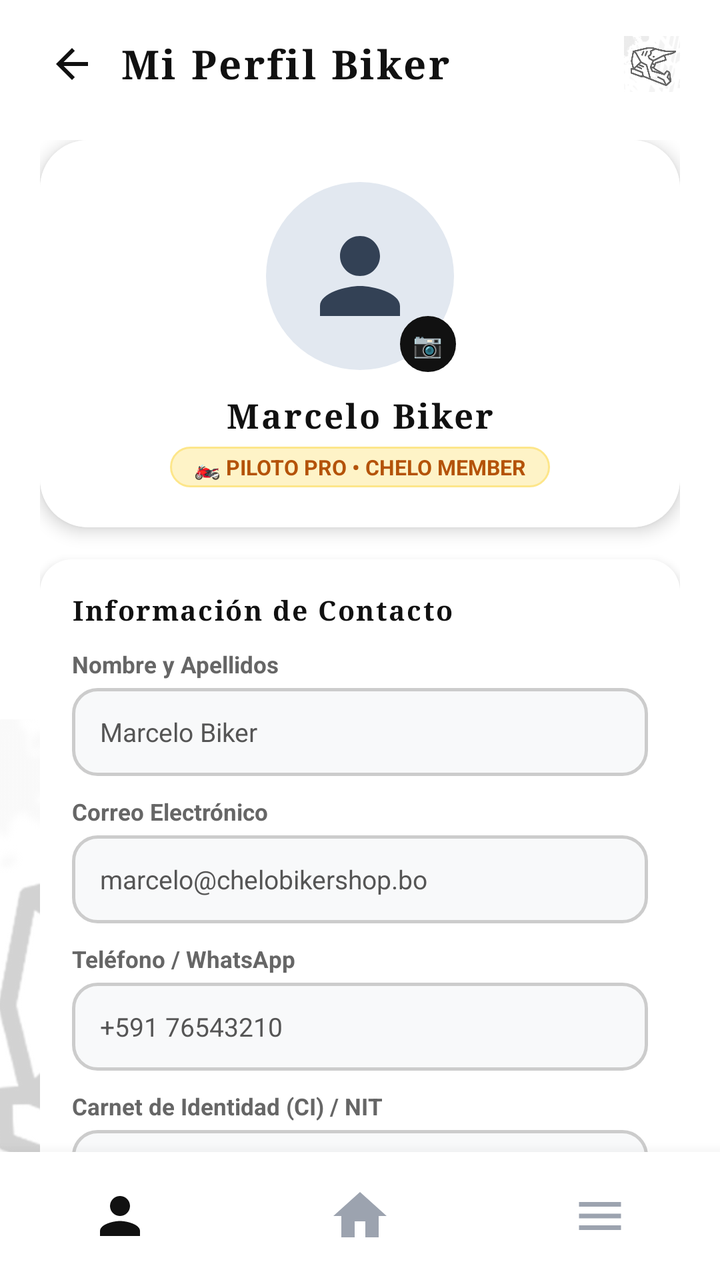
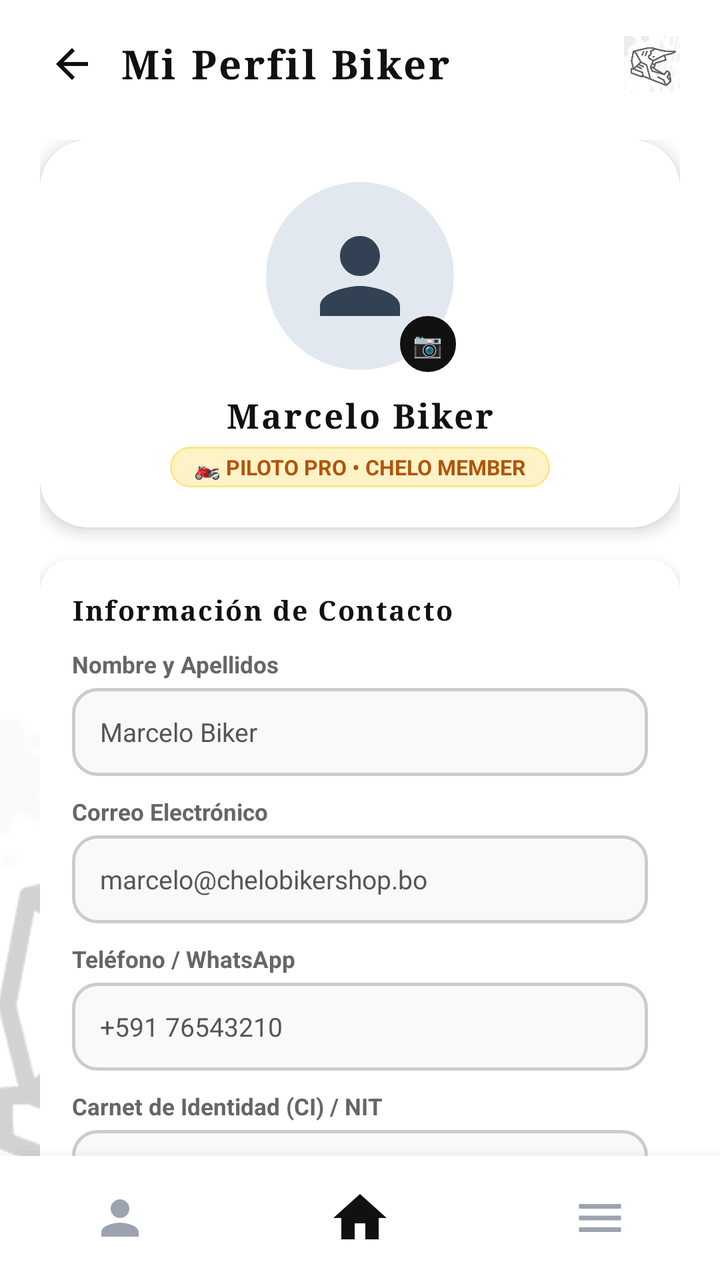

The first picture is an Android layout as it rendered before a commit; the second is the same layout after the commit. The layout source and the unified diff follow.
<!-- AndroidManifest.xml: application theme Theme.MiAPPBiker -->
<!-- res/layout/activity_profile.xml -->
<?xml version="1.0" encoding="utf-8"?>
<FrameLayout xmlns:android="http://schemas.android.com/apk/res/android"
    xmlns:app="http://schemas.android.com/apk/res-auto"
    xmlns:tools="http://schemas.android.com/tools"
    android:id="@+id/profile_root"
    android:layout_width="match_parent"
    android:layout_height="match_parent"
    android:background="@color/white">

    
    <ImageView
        android:id="@+id/iv_profile_watermark"
        style="@style/MarcaAguaCasco"
        android:layout_gravity="bottom|start"
        android:layout_marginStart="-40dp"
        android:layout_marginBottom="-40dp" />

    <androidx.constraintlayout.widget.ConstraintLayout
        android:layout_width="match_parent"
        android:layout_height="match_parent">

        
        <LinearLayout
            android:id="@+id/ll_profile_header"
            android:layout_width="0dp"
            android:layout_height="wrap_content"
            android:gravity="center_vertical"
            android:orientation="horizontal"
            android:paddingHorizontal="20dp"
            android:paddingTop="16dp"
            android:paddingBottom="12dp"
            app:layout_constraintEnd_toEndOf="parent"
            app:layout_constraintStart_toStartOf="parent"
            app:layout_constraintTop_toTopOf="parent">

            <ImageView
                android:id="@+id/btn_profile_back"
                style="@style/BotonIconoNav"
                android:layout_width="32dp"
                android:layout_height="32dp"
                android:padding="4dp"
                android:src="@drawable/ic_arrow_back"
                app:tint="@color/biker_black"
                android:contentDescription="Regresar" />

            <TextView
                style="@style/TextoTituloVintage"
                android:layout_width="0dp"
                android:layout_height="wrap_content"
                android:layout_marginStart="8dp"
                android:layout_weight="1"
                android:text="Mi Perfil Biker" />

            <ImageView
                android:layout_width="28dp"
                android:layout_height="28dp"
                android:alpha="0.6"
                android:src="@drawable/ic_helmet_logo"
                android:contentDescription="Logo" />
        </LinearLayout>

        
        <ScrollView
            android:id="@+id/sv_profile_content"
            android:layout_width="0dp"
            android:layout_height="0dp"
            android:fillViewport="true"
            android:scrollbars="none"
            app:layout_constraintBottom_toTopOf="@+id/ll_bottom_nav"
            app:layout_constraintEnd_toEndOf="parent"
            app:layout_constraintStart_toStartOf="parent"
            app:layout_constraintTop_toBottomOf="@+id/ll_profile_header">

            <LinearLayout
                android:layout_width="match_parent"
                android:layout_height="wrap_content"
                android:orientation="vertical"
                android:paddingHorizontal="20dp"
                android:paddingTop="10dp"
                android:paddingBottom="30dp">

                
                <androidx.cardview.widget.CardView
                    style="@style/TarjetaElevada"
                    android:layout_width="match_parent"
                    android:layout_height="wrap_content"
                    android:layout_marginBottom="16dp">

                    <LinearLayout
                        android:layout_width="match_parent"
                        android:layout_height="wrap_content"
                        android:background="@color/white"
                        android:gravity="center_horizontal"
                        android:orientation="vertical"
                        android:padding="20dp">

                        <FrameLayout
                            android:layout_width="96dp"
                            android:layout_height="96dp">

                            <View
                                android:layout_width="match_parent"
                                android:layout_height="match_parent"
                                android:background="@drawable/bg_circle_color_black"
                                android:backgroundTint="#E2E8F0" />

                            <ImageView
                                android:id="@+id/iv_avatar"
                                android:layout_width="60dp"
                                android:layout_height="60dp"
                                android:layout_gravity="center"
                                android:src="@drawable/ic_person"
                                app:tint="#334155"
                                android:contentDescription="Avatar" />

                            
                            <FrameLayout
                                android:id="@+id/btn_change_avatar"
                                android:layout_width="28dp"
                                android:layout_height="28dp"
                                android:layout_gravity="bottom|end"
                                android:background="@drawable/bg_badge_circle"
                                android:backgroundTint="@color/biker_black"
                                android:clickable="true"
                                android:focusable="true">

                                <TextView
                                    android:layout_width="wrap_content"
                                    android:layout_height="wrap_content"
                                    android:layout_gravity="center"
                                    android:text="📷"
                                    android:textSize="12sp" />
                            </FrameLayout>
                        </FrameLayout>

                        <TextView
                            android:id="@+id/tv_display_name"
                            style="@style/TextoTituloVintage"
                            android:layout_width="wrap_content"
                            android:layout_height="wrap_content"
                            android:layout_marginTop="10dp"
                            android:text="Marcelo Biker"
                            android:textSize="17sp" />

                        <TextView
                            android:id="@+id/tv_display_badge"
                            android:layout_width="wrap_content"
                            android:layout_height="wrap_content"
                            android:layout_marginTop="4dp"
                            android:background="@drawable/bg_price_pill_amber"
                            android:paddingHorizontal="12dp"
                            android:paddingVertical="3dp"
                            android:text="🏍️ PILOTO PRO • CHELO MEMBER"
                            android:textColor="@color/biker_amber_price"
                            android:textSize="10.5sp"
                            android:textStyle="bold" />
                    </LinearLayout>
                </androidx.cardview.widget.CardView>

                
                <androidx.cardview.widget.CardView
                    style="@style/TarjetaContenedor"
                    android:layout_width="match_parent"
                    android:layout_height="wrap_content"
                    android:layout_marginBottom="16dp"
                    app:cardElevation="3dp">

                    <LinearLayout
                        android:layout_width="match_parent"
                        android:layout_height="wrap_content"
                        android:background="@color/white"
                        android:orientation="vertical"
                        android:padding="16dp">

                        <TextView
                            style="@style/TextoEncabezadoSeccion"
                            android:layout_width="wrap_content"
                            android:layout_height="wrap_content"
                            android:text="Información de Contacto" />

                        
                        <TextView
                            style="@style/TextoEtiquetaFormulario"
                            android:layout_width="wrap_content"
                            android:layout_height="wrap_content"
                            android:layout_marginTop="10dp"
                            android:text="Nombre y Apellidos" />

                        <EditText
                            android:id="@+id/et_profile_name"
                            style="@style/CampoTextoFormulario"
                            android:layout_marginTop="4dp"
                            android:hint="Marcelo Biker"
                            android:inputType="textPersonName" />

                        
                        <TextView
                            style="@style/TextoEtiquetaFormulario"
                            android:layout_width="wrap_content"
                            android:layout_height="wrap_content"
                            android:layout_marginTop="10dp"
                            android:text="Correo Electrónico" />

                        <EditText
                            android:id="@+id/et_profile_email"
                            style="@style/CampoTextoFormulario"
                            android:layout_marginTop="4dp"
                            android:hint="marcelo@chelobikershop.bo"
                            android:inputType="textEmailAddress" />

                        
                        <TextView
                            style="@style/TextoEtiquetaFormulario"
                            android:layout_width="wrap_content"
                            android:layout_height="wrap_content"
                            android:layout_marginTop="10dp"
                            android:text="Teléfono / WhatsApp" />

                        <EditText
                            android:id="@+id/et_profile_phone"
                            style="@style/CampoTextoFormulario"
                            android:layout_marginTop="4dp"
                            android:hint="+591 76543210"
                            android:inputType="phone" />

                        
                        <TextView
                            style="@style/TextoEtiquetaFormulario"
                            android:layout_width="wrap_content"
                            android:layout_height="wrap_content"
                            android:layout_marginTop="10dp"
                            android:text="Carnet de Identidad (CI) / NIT" />

                        <EditText
                            android:id="@+id/et_profile_ci"
                            style="@style/CampoTextoFormulario"
                            android:layout_marginTop="4dp"
                            android:hint="8472910 CBBA"
                            android:inputType="text" />

                        
                        <TextView
                            style="@style/TextoEtiquetaFormulario"
                            android:layout_width="wrap_content"
                            android:layout_height="wrap_content"
                            android:layout_marginTop="10dp"
                            android:text="Ciudad / Ubicación" />

                        <EditText
                            android:id="@+id/et_profile_city"
                            style="@style/CampoTextoFormulario"
                            android:layout_marginTop="4dp"
                            android:hint="Cochabamba, Bolivia"
                            android:inputType="textPostalAddress" />
                    </LinearLayout>
                </androidx.cardview.widget.CardView>

                
                <androidx.cardview.widget.CardView
                    style="@style/TarjetaContenedor"
                    android:layout_width="match_parent"
                    android:layout_height="wrap_content"
                    android:layout_marginBottom="16dp"
                    app:cardElevation="3dp">

                    <LinearLayout
                        android:layout_width="match_parent"
                        android:layout_height="wrap_content"
                        android:background="@color/white"
                        android:orientation="vertical"
                        android:padding="16dp">

                        <TextView
                            style="@style/TextoEncabezadoSeccion"
                            android:layout_width="wrap_content"
                            android:layout_height="wrap_content"
                            android:text="Garaje Biker &amp; Seguridad" />

                        
                        <TextView
                            style="@style/TextoEtiquetaFormulario"
                            android:layout_width="wrap_content"
                            android:layout_height="wrap_content"
                            android:layout_marginTop="10dp"
                            android:text="🏍️ Mi Moto Actual / Favorita" />

                        <EditText
                            android:id="@+id/et_profile_moto"
                            style="@style/CampoTextoFormulario"
                            android:layout_marginTop="4dp"
                            android:hint="KTM Enduro 250 XC"
                            android:inputType="text" />

                        
                        <TextView
                            style="@style/TextoEtiquetaFormulario"
                            android:layout_width="wrap_content"
                            android:layout_height="wrap_content"
                            android:layout_marginTop="10dp"
                            android:text="🪪 Licencia de Conducir" />

                        <EditText
                            android:id="@+id/et_profile_license"
                            style="@style/CampoTextoFormulario"
                            android:layout_marginTop="4dp"
                            android:hint="Categoría M (Biker Pro)"
                            android:inputType="text" />

                        
                        <TextView
                            style="@style/TextoEtiquetaFormulario"
                            android:layout_width="wrap_content"
                            android:layout_height="wrap_content"
                            android:layout_marginTop="10dp"
                            android:text="🩸 Grupo Sanguíneo &amp; Contacto Emergencia" />

                        <EditText
                            android:id="@+id/et_profile_emergency"
                            style="@style/CampoTextoFormulario"
                            android:layout_marginTop="4dp"
                            android:hint="O+ • Contacto: 71234567"
                            android:inputType="text" />
                    </LinearLayout>
                </androidx.cardview.widget.CardView>

                
                <androidx.appcompat.widget.AppCompatButton
                    android:id="@+id/btn_save_profile"
                    style="@style/BotonPrimario"
                    android:text="GUARDAR CAMBIOS" />

            </LinearLayout>
        </ScrollView>

        
        <LinearLayout
            android:id="@+id/ll_bottom_nav"
            style="@style/BarraNavegacionInferior"
            android:layout_width="0dp"
            app:layout_constraintBottom_toBottomOf="parent"
            app:layout_constraintEnd_toEndOf="parent"
            app:layout_constraintStart_toStartOf="parent">

            
            <FrameLayout
                android:id="@+id/nav_btn_profile"
                style="@style/ItemNavegacion">

                <ImageView
                    android:layout_width="30dp"
                    android:layout_height="30dp"
                    android:layout_gravity="center"
                    android:src="@drawable/ic_person"
                    app:tint="@color/biker_black"
                    android:contentDescription="Perfil" />
            </FrameLayout>

            
            <FrameLayout
                android:id="@+id/nav_btn_home"
                style="@style/ItemNavegacion">

                <ImageView
                    android:layout_width="32dp"
                    android:layout_height="32dp"
                    android:layout_gravity="center"
                    android:src="@drawable/ic_home"
                    app:tint="@color/biker_gray_muted"
                    android:contentDescription="Home" />
            </FrameLayout>

            
            <FrameLayout
                android:id="@+id/nav_btn_menu"
                style="@style/ItemNavegacion">

                <ImageView
                    android:layout_width="28dp"
                    android:layout_height="28dp"
                    android:layout_gravity="center"
                    android:src="@drawable/ic_menu"
                    app:tint="@color/biker_gray_muted"
                    android:contentDescription="Menu" />
            </FrameLayout>
        </LinearLayout>

    </androidx.constraintlayout.widget.ConstraintLayout>
</FrameLayout>
<!-- resources referenced by this layout -->
<resources>
  <color name="biker_amber_price">#B45309</color>
  <color name="biker_black">#111111</color>
  <color name="biker_gray_muted">#9CA3AF</color>
  <color name="white">#FFFFFFFF</color>
  <!-- drawable bg_badge_circle (drawable) -->
  <?xml version="1.0" encoding="utf-8"?>
  <shape xmlns:android="http://schemas.android.com/apk/res/android"
      android:shape="oval">
      <solid android:color="#111111" />
      <stroke android:width="1.5dp" android:color="#FFFFFF" />
  </shape>
  <!-- drawable bg_circle_color_black (drawable) -->
  <?xml version="1.0" encoding="utf-8"?>
  <shape xmlns:android="http://schemas.android.com/apk/res/android"
      android:shape="oval">
      <solid android:color="#212121" />
      <size android:width="44dp" android:height="44dp" />
      <stroke android:width="2dp" android:color="#00000000" />
  </shape>
  <!-- drawable bg_price_pill_amber (drawable) -->
  <?xml version="1.0" encoding="utf-8"?>
  <shape xmlns:android="http://schemas.android.com/apk/res/android"
      android:shape="rectangle">
      <solid android:color="#FEF3C7" />
      <stroke android:width="1dp" android:color="#FDE68A" />
      <corners android:radius="999dp" />
  </shape>
  <!-- drawable ic_home (drawable) -->
  <vector xmlns:android="http://schemas.android.com/apk/res/android"
      android:width="28dp"
      android:height="28dp"
      android:viewportWidth="24"
      android:viewportHeight="24">
      <path
          android:fillColor="#FF000000"
          android:pathData="M10,20v-6h4v6h5v-8h3L12,3 2,12h3v8z" />
  </vector>
  <style name="TarjetaContenedor">
          <item name="cardCornerRadius">16dp</item>
          <item name="cardElevation">2dp</item>
          <item name="cardBackgroundColor">@color/white</item>
      </style>
  <style name="TarjetaElevada">
          <item name="cardCornerRadius">24dp</item>
          <item name="cardElevation">5dp</item>
          <item name="cardBackgroundColor">@color/white</item>
      </style>
  <style name="TextoEncabezadoSeccion">
          <item name="android:fontFamily">serif</item>
          <item name="android:textColor">@color/biker_black</item>
          <item name="android:textSize">13.5sp</item>
          <item name="android:textStyle">bold</item>
          <item name="android:letterSpacing">0.06</item>
      </style>
  <style name="TextoEtiquetaFormulario">
          <item name="android:textColor">#666666</item>
          <item name="android:textSize">11.5sp</item>
          <item name="android:textStyle">bold</item>
      </style>
  <style name="TextoTituloVintage">
          <item name="android:fontFamily">serif</item>
          <item name="android:textColor">@color/biker_black</item>
          <item name="android:textSize">20sp</item>
          <item name="android:textStyle">bold</item>
          <item name="android:letterSpacing">0.06</item>
      </style>
  <style name="Theme.MiAPPBiker" parent="Base.Theme.MiAPPBiker" />
  <!-- drawable bg_pill_btn (drawable) -->
  <?xml version="1.0" encoding="utf-8"?>
  <ripple xmlns:android="http://schemas.android.com/apk/res/android"
      android:color="#BDBDBD">
      <item>
          <shape android:shape="rectangle">
              <solid android:color="#CCCCCC" />
              <corners android:radius="24dp" />
          </shape>
      </item>
  </ripple>
  <!-- drawable bg_edit_text (drawable) -->
  <?xml version="1.0" encoding="utf-8"?>
  <shape xmlns:android="http://schemas.android.com/apk/res/android"
      android:shape="rectangle">
      <solid android:color="#F8F9FA" />
      <stroke android:width="1.5dp" android:color="#CCCCCC" />
      <corners android:radius="12dp" />
  </shape>
  <color name="biker_gray_hint">#555555</color>
  <style name="Base.Theme.MiAPPBiker" parent="Theme.Material3.DayNight.NoActionBar">
          
          
      </style>
  <!-- unchanged entries left out for length: 10 -->
</resources>

<!-- the commit's change to res/layout/activity_profile.xml (unified diff, before → after) -->
@@ -333,56 +333,61 @@
         </ScrollView>
 
         
-        <LinearLayout
-            android:id="@+id/ll_bottom_nav"
-            style="@style/BarraNavegacionInferior"
-            android:layout_width="0dp"
-            app:layout_constraintBottom_toBottomOf="parent"
-            app:layout_constraintEnd_toEndOf="parent"
-            app:layout_constraintStart_toStartOf="parent">
-
-            
-            <FrameLayout
-                android:id="@+id/nav_btn_profile"
-                style="@style/ItemNavegacion">
-
-                <ImageView
-                    android:layout_width="30dp"
-                    android:layout_height="30dp"
-                    android:layout_gravity="center"
-                    android:src="@drawable/ic_person"
-                    app:tint="@color/biker_black"
-                    android:contentDescription="Perfil" />
-            </FrameLayout>
-
-            
-            <FrameLayout
-                android:id="@+id/nav_btn_home"
-                style="@style/ItemNavegacion">
-
-                <ImageView
-                    android:layout_width="32dp"
-                    android:layout_height="32dp"
-                    android:layout_gravity="center"
-                    android:src="@drawable/ic_home"
-                    app:tint="@color/biker_gray_muted"
-                    android:contentDescription="Home" />
-            </FrameLayout>
-
-            
-            <FrameLayout
-                android:id="@+id/nav_btn_menu"
-                style="@style/ItemNavegacion">
-
-                <ImageView
-                    android:layout_width="28dp"
-                    android:layout_height="28dp"
-                    android:layout_gravity="center"
-                    android:src="@drawable/ic_menu"
-                    app:tint="@color/biker_gray_muted"
-                    android:contentDescription="Menu" />
-            </FrameLayout>
-        </LinearLayout>
+        <include layout="@layout/layout_bottom_nav" />
 
     </androidx.constraintlayout.widget.ConstraintLayout>
 </FrameLayout>
+<!-- res/layout/layout_bottom_nav.xml (included above) -->
+<?xml version="1.0" encoding="utf-8"?>
+<LinearLayout xmlns:android="http://schemas.android.com/apk/res/android"
+    xmlns:app="http://schemas.android.com/apk/res-auto"
+    android:id="@+id/ll_bottom_nav"
+    style="@style/BarraNavegacionInferior"
+    android:layout_width="match_parent"
+    android:layout_height="62dp"
+    app:layout_constraintBottom_toBottomOf="parent"
+    app:layout_constraintEnd_toEndOf="parent"
+    app:layout_constraintStart_toStartOf="parent">
+
+    
+    <FrameLayout
+        android:id="@+id/nav_btn_profile"
+        style="@style/ItemNavegacion">
+
+        <ImageView
+            android:layout_width="28dp"
+            android:layout_height="28dp"
+            android:layout_gravity="center"
+            android:contentDescription="Perfil"
+            android:src="@drawable/ic_person"
+            app:tint="@color/biker_gray_muted" />
+    </FrameLayout>
+
+    
+    <FrameLayout
+        android:id="@+id/nav_btn_home"
+        style="@style/ItemNavegacion">
+
+        <ImageView
+            android:layout_width="32dp"
+            android:layout_height="32dp"
+            android:layout_gravity="center"
+            android:contentDescription="Home"
+            android:src="@drawable/ic_home"
+            app:tint="@color/biker_black" />
+    </FrameLayout>
+
+    
+    <FrameLayout
+        android:id="@+id/nav_btn_menu"
+        style="@style/ItemNavegacion">
+
+        <ImageView
+            android:layout_width="28dp"
+            android:layout_height="28dp"
+            android:layout_gravity="center"
+            android:contentDescription="Menu"
+            android:src="@drawable/ic_menu"
+            app:tint="@color/biker_gray_muted" />
+    </FrameLayout>
+</LinearLayout>
